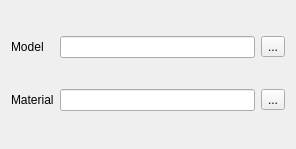
Qt form RootTools/Treenity/UI/RenderableComponent.ui (kevinortegren/zombieshroom) before a commit.
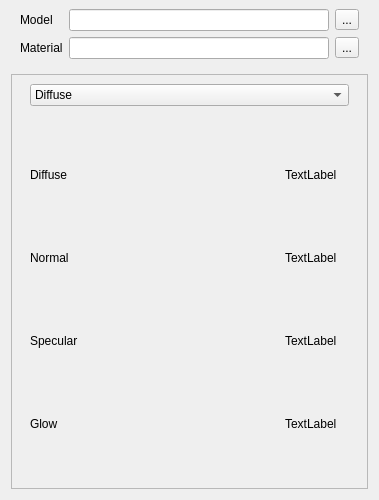
The same form after that commit. The open tabs and pages were chosen to show the change. Custom widgets are drawn as their Qt base class.

Commit message: Adds Material properties editor to renderable view.

The edit to the form file:
```diff
--- a/RootTools/Treenity/UI/RenderableComponent.ui
+++ b/RootTools/Treenity/UI/RenderableComponent.ui
@@ -6,14 +6,26 @@
    <rect>
     <x>0</x>
     <y>0</y>
-    <width>296</width>
-    <height>149</height>
+    <width>379</width>
+    <height>500</height>
    </rect>
   </property>
+  <property name="sizePolicy">
+   <sizepolicy hsizetype="Preferred" vsizetype="Preferred">
+    <horstretch>0</horstretch>
+    <verstretch>0</verstretch>
+   </sizepolicy>
+  </property>
+  <property name="minimumSize">
+   <size>
+    <width>0</width>
+    <height>500</height>
+   </size>
+  </property>
   <property name="maximumSize">
    <size>
     <width>16777215</width>
-    <height>150</height>
+    <height>500</height>
    </size>
   </property>
   <property name="acceptDrops">
@@ -23,46 +35,377 @@
    <string>Renderable</string>
   </property>
   <layout class="QGridLayout" name="gridLayout">
-   <item row="0" column="3">
-    <widget class="QToolButton" name="toolButton_modelBrowse">
-     <property name="text">
-      <string>...</string>
+   <property name="topMargin">
+    <number>0</number>
+   </property>
+   <item row="0" column="0" alignment="Qt::AlignTop">
+    <widget class="QWidget" name="widget_overview" native="true">
+     <property name="sizePolicy">
+      <sizepolicy hsizetype="Preferred" vsizetype="Fixed">
+       <horstretch>0</horstretch>
+       <verstretch>0</verstretch>
+      </sizepolicy>
      </property>
-    </widget>
-   </item>
-   <item row="0" column="2">
-    <widget class="DropLineEdit" name="lineEdit_modelName">
-     <property name="readOnly">
-      <bool>true</bool>
-     </property>
-    </widget>
-   </item>
-   <item row="0" column="0">
-    <widget class="QLabel" name="label">
-     <property name="text">
-      <string>Model</string>
-     </property>
+     <layout class="QGridLayout" name="gridLayout_4">
+      <property name="topMargin">
+       <number>9</number>
+      </property>
+      <item row="0" column="1">
+       <widget class="DropLineEdit" name="lineEdit_modelName">
+        <property name="readOnly">
+         <bool>true</bool>
+        </property>
+       </widget>
+      </item>
+      <item row="0" column="0">
+       <widget class="QLabel" name="label_model">
+        <property name="text">
+         <string>Model</string>
+        </property>
+       </widget>
+      </item>
+      <item row="1" column="1">
+       <widget class="QLineEdit" name="lineEdit_materialName">
+        <property name="readOnly">
+         <bool>false</bool>
+        </property>
+       </widget>
+      </item>
+      <item row="1" column="0">
+       <widget class="QLabel" name="label_material">
+        <property name="text">
+         <string>Material</string>
+        </property>
+       </widget>
+      </item>
+      <item row="0" column="2">
+       <widget class="QToolButton" name="toolButton_modelBrowse">
+        <property name="text">
+         <string>...</string>
+        </property>
+       </widget>
+      </item>
+      <item row="1" column="2">
+       <widget class="QToolButton" name="toolButton_materialBrowse">
+        <property name="text">
+         <string>...</string>
+        </property>
+       </widget>
+      </item>
+     </layout>
+     <zorder>label_model</zorder>
+     <zorder>label_material</zorder>
+     <zorder>lineEdit_modelName</zorder>
+     <zorder>lineEdit_materialName</zorder>
+     <zorder>toolButton_modelBrowse</zorder>
+     <zorder>toolButton_materialBrowse</zorder>
     </widget>
    </item>
    <item row="1" column="0">
-    <widget class="QLabel" name="label_2">
-     <property name="text">
-      <string>Material</string>
+    <widget class="QFrame" name="frame_material">
+     <property name="sizePolicy">
+      <sizepolicy hsizetype="Preferred" vsizetype="Expanding">
+       <horstretch>0</horstretch>
+       <verstretch>0</verstretch>
+      </sizepolicy>
      </property>
-    </widget>
-   </item>
-   <item row="1" column="2">
-    <widget class="QLineEdit" name="lineEdit_materialName">
-     <property name="readOnly">
-      <bool>false</bool>
+     <property name="maximumSize">
+      <size>
+       <width>16777215</width>
+       <height>16777215</height>
+      </size>
      </property>
-    </widget>
-   </item>
-   <item row="1" column="3">
-    <widget class="QToolButton" name="toolButton_materialBrowse">
-     <property name="text">
-      <string>...</string>
+     <property name="layoutDirection">
+      <enum>Qt::LeftToRight</enum>
      </property>
+     <property name="frameShape">
+      <enum>QFrame::StyledPanel</enum>
+     </property>
+     <property name="frameShadow">
+      <enum>QFrame::Raised</enum>
+     </property>
+     <layout class="QGridLayout" name="gridLayout_5">
+      <property name="sizeConstraint">
+       <enum>QLayout::SetDefaultConstraint</enum>
+      </property>
+      <property name="topMargin">
+       <number>0</number>
+      </property>
+      <item row="0" column="0" alignment="Qt::AlignTop">
+       <widget class="QWidget" name="widget_shaderSelect" native="true">
+        <property name="sizePolicy">
+         <sizepolicy hsizetype="Preferred" vsizetype="MinimumExpanding">
+          <horstretch>0</horstretch>
+          <verstretch>0</verstretch>
+         </sizepolicy>
+        </property>
+        <property name="maximumSize">
+         <size>
+          <width>16777215</width>
+          <height>500</height>
+         </size>
+        </property>
+        <layout class="QVBoxLayout" name="verticalLayout">
+         <property name="topMargin">
+          <number>9</number>
+         </property>
+         <item>
+          <widget class="QComboBox" name="comboBox_shaderSelect">
+           <property name="sizePolicy">
+            <sizepolicy hsizetype="Preferred" vsizetype="Fixed">
+             <horstretch>0</horstretch>
+             <verstretch>0</verstretch>
+            </sizepolicy>
+           </property>
+           <item>
+            <property name="text">
+             <string>Diffuse</string>
+            </property>
+           </item>
+           <item>
+            <property name="text">
+             <string>Diffuse_Normal</string>
+            </property>
+           </item>
+          </widget>
+         </item>
+        </layout>
+       </widget>
+      </item>
+      <item row="1" column="0">
+       <widget class="QStackedWidget" name="stackedWidget_shaderProperties">
+        <property name="sizePolicy">
+         <sizepolicy hsizetype="Preferred" vsizetype="Preferred">
+          <horstretch>0</horstretch>
+          <verstretch>0</verstretch>
+         </sizepolicy>
+        </property>
+        <property name="minimumSize">
+         <size>
+          <width>0</width>
+          <height>69</height>
+         </size>
+        </property>
+        <property name="maximumSize">
+         <size>
+          <width>16777215</width>
+          <height>800</height>
+         </size>
+        </property>
+        <property name="currentIndex">
+         <number>0</number>
+        </property>
+        <widget class="QWidget" name="page_diffuse">
+         <property name="sizePolicy">
+          <sizepolicy hsizetype="Preferred" vsizetype="Preferred">
+           <horstretch>0</horstretch>
+           <verstretch>0</verstretch>
+          </sizepolicy>
+         </property>
+         <layout class="QGridLayout" name="gridLayout_3">
+          <item row="0" column="0">
+           <widget class="QLabel" name="label_diffuse">
+            <property name="text">
+             <string>Diffuse</string>
+            </property>
+           </widget>
+          </item>
+          <item row="1" column="0">
+           <widget class="QLabel" name="label_specular">
+            <property name="text">
+             <string>Specular</string>
+            </property>
+           </widget>
+          </item>
+          <item row="1" column="1">
+           <widget class="DropLabel" name="label_image_specular">
+            <property name="minimumSize">
+             <size>
+              <width>64</width>
+              <height>64</height>
+             </size>
+            </property>
+            <property name="maximumSize">
+             <size>
+              <width>64</width>
+              <height>64</height>
+             </size>
+            </property>
+            <property name="text">
+             <string>TextLabel</string>
+            </property>
+           </widget>
+          </item>
+          <item row="2" column="0">
+           <widget class="QLabel" name="label_glow">
+            <property name="text">
+             <string>Glow</string>
+            </property>
+           </widget>
+          </item>
+          <item row="2" column="1">
+           <widget class="DropLabel" name="label_image_glow">
+            <property name="minimumSize">
+             <size>
+              <width>64</width>
+              <height>64</height>
+             </size>
+            </property>
+            <property name="maximumSize">
+             <size>
+              <width>64</width>
+              <height>64</height>
+             </size>
+            </property>
+            <property name="text">
+             <string>TextLabel</string>
+            </property>
+           </widget>
+          </item>
+          <item row="0" column="1">
+           <widget class="DropLabel" name="label_image_diffuse">
+            <property name="minimumSize">
+             <size>
+              <width>64</width>
+              <height>64</height>
+             </size>
+            </property>
+            <property name="maximumSize">
+             <size>
+              <width>64</width>
+              <height>64</height>
+             </size>
+            </property>
+            <property name="text">
+             <string>TextLabel</string>
+            </property>
+           </widget>
+          </item>
+         </layout>
+         <zorder>label_diffuse</zorder>
+         <zorder>label_image_specular</zorder>
+         <zorder>label_specular</zorder>
+         <zorder>label_glow</zorder>
+         <zorder>label_image_glow</zorder>
+         <zorder>label_image_diffuse</zorder>
+        </widget>
+        <widget class="QWidget" name="page_diffuse_normal">
+         <layout class="QGridLayout" name="gridLayout_2">
+          <item row="0" column="0">
+           <widget class="QLabel" name="label_diffuse_1">
+            <property name="text">
+             <string>Diffuse</string>
+            </property>
+           </widget>
+          </item>
+          <item row="0" column="1">
+           <widget class="DropLabel" name="label_image_diffuse_1">
+            <property name="minimumSize">
+             <size>
+              <width>64</width>
+              <height>64</height>
+             </size>
+            </property>
+            <property name="maximumSize">
+             <size>
+              <width>64</width>
+              <height>64</height>
+             </size>
+            </property>
+            <property name="layoutDirection">
+             <enum>Qt::LeftToRight</enum>
+            </property>
+            <property name="text">
+             <string>TextLabel</string>
+            </property>
+            <property name="scaledContents">
+             <bool>false</bool>
+            </property>
+           </widget>
+          </item>
+          <item row="1" column="0">
+           <widget class="QLabel" name="label_normal_1">
+            <property name="text">
+             <string>Normal</string>
+            </property>
+           </widget>
+          </item>
+          <item row="1" column="1">
+           <widget class="DropLabel" name="label_image_normal_1">
+            <property name="minimumSize">
+             <size>
+              <width>64</width>
+              <height>64</height>
+             </size>
+            </property>
+            <property name="maximumSize">
+             <size>
+              <width>64</width>
+              <height>64</height>
+             </size>
+            </property>
+            <property name="text">
+             <string>TextLabel</string>
+            </property>
+           </widget>
+          </item>
+          <item row="2" column="0">
+           <widget class="QLabel" name="label_specular_1">
+            <property name="text">
+             <string>Specular</string>
+            </property>
+           </widget>
+          </item>
+          <item row="2" column="1">
+           <widget class="DropLabel" name="label_image_specular_1">
+            <property name="minimumSize">
+             <size>
+              <width>64</width>
+              <height>64</height>
+             </size>
+            </property>
+            <property name="maximumSize">
+             <size>
+              <width>64</width>
+              <height>64</height>
+             </size>
+            </property>
+            <property name="text">
+             <string>TextLabel</string>
+            </property>
+           </widget>
+          </item>
+          <item row="3" column="0">
+           <widget class="QLabel" name="label_glow_1">
+            <property name="text">
+             <string>Glow</string>
+            </property>
+           </widget>
+          </item>
+          <item row="3" column="1">
+           <widget class="DropLabel" name="label_image_glow_1">
+            <property name="minimumSize">
+             <size>
+              <width>64</width>
+              <height>64</height>
+             </size>
+            </property>
+            <property name="maximumSize">
+             <size>
+              <width>64</width>
+              <height>64</height>
+             </size>
+            </property>
+            <property name="text">
+             <string>TextLabel</string>
+            </property>
+           </widget>
+          </item>
+         </layout>
+        </widget>
+       </widget>
+      </item>
+     </layout>
     </widget>
    </item>
   </layout>
@@ -73,6 +416,11 @@
    <extends>QLineEdit</extends>
    <header location="global">RootTools/Treenity/Include/DropLineEdit.h</header>
   </customwidget>
+  <customwidget>
+   <class>DropLabel</class>
+   <extends>QLabel</extends>
+   <header location="global">RootTools/Treenity/Include/DropLabel.h</header>
+  </customwidget>
  </customwidgets>
  <resources/>
  <connections/>
```
Left out of the diff: 19 changed lines with no effect on the pictures. The commit also changes 19 other files.
